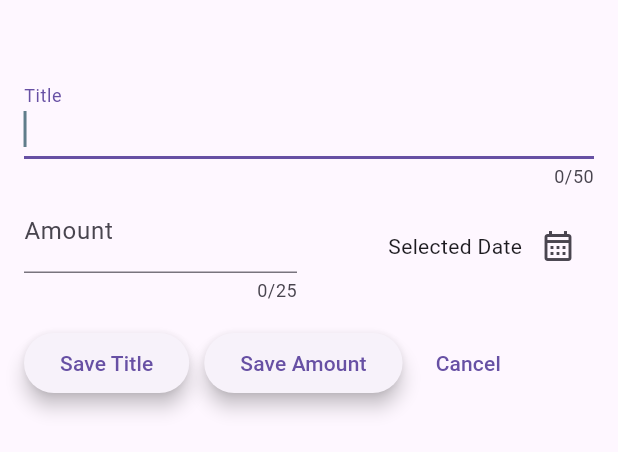
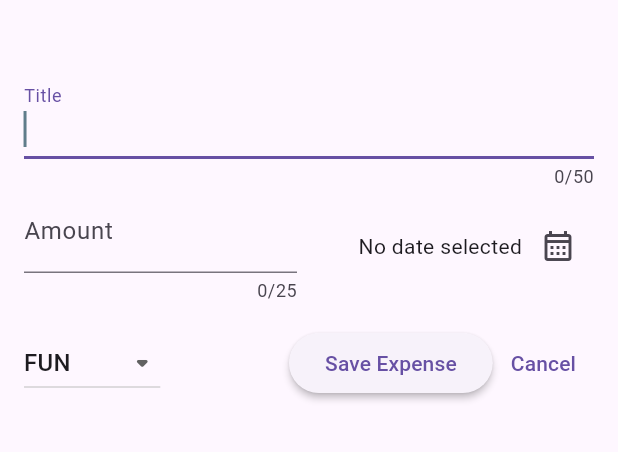
Before and after one commit to GetRighhttt/ExpenseTrackerFlutter, a Flutter app: the NewExpenseWidget widget shown alone on an empty page, opened directly, on a phone screen of 412 x 824 dp. Shown: the top 452 px of the screen. Run offline on Flutter 3.47's test engine with Material 2 defaults, Android fonts, the phone set to English and light mode, and no system bars.

Commit message:
finished adding in date picker, modal, and dropdown menu for the modal bottom sheet.

```diff
--- a/expense_tracker/lib/widgets/new_expense_widget.dart
+++ b/expense_tracker/lib/widgets/new_expense_widget.dart
@@ -1,4 +1,5 @@
 import 'package:flutter/material.dart';
+import 'package:expense_tracker/model/expense.dart';
 
 class NewExpenseWidget extends StatefulWidget {
   const NewExpenseWidget({super.key});
@@ -12,6 +13,12 @@ class _NewExpenseWidgetState extends State<NewExpenseWidget> {
   final _titleController = TextEditingController();
   final _amountController = TextEditingController();
 
+  // date picker selected state variable and is nullable
+  DateTime? _selectedDate;
+
+  // set state for category dropdown
+  Categories _selectedCategory = Categories.fun;
+
   @override
   void dispose() {
     // must tell flutter to delete this widget when no longer needed with this
@@ -21,19 +28,26 @@ class _NewExpenseWidgetState extends State<NewExpenseWidget> {
   }
 
   // method to show the date picker dialog
-  void _openDatePickerDialog() {
+  // async and await method that allows us to wait for the said value
+  void _openDatePickerDialog() async {
     // initial date
     final now = DateTime.now();
 
     // first date
     final firstDate = DateTime(now.year - 2, now.month, now.day, now.hour);
 
-    showDatePicker(
+    // waits for the result
+    final pickedDate = await showDatePicker(
       context: context,
       initialDate: now,
       firstDate: firstDate,
       lastDate: now,
     );
+
+    // setting state with selected date
+    setState(() {
+      _selectedDate = pickedDate;
+    });
   }
 
   @override
@@ -78,7 +92,11 @@ class _NewExpenseWidgetState extends State<NewExpenseWidget> {
                   mainAxisAlignment: MainAxisAlignment.end,
                   crossAxisAlignment: CrossAxisAlignment.center,
                   children: [
-                    const Text('Selected Date'),
+                    Text(
+                      _selectedDate == null
+                          ? 'No date selected'
+                          : formatter.format(_selectedDate!),
+                    ),
                     IconButton(
                       onPressed: _openDatePickerDialog,
                       icon: const Icon(Icons.calendar_month_outlined),
@@ -93,29 +111,39 @@ class _NewExpenseWidgetState extends State<NewExpenseWidget> {
           ),
           Row(
             children: [
+              DropdownButton(
+                elevation: 10,
+                value: _selectedCategory,
+                hint: const Text('category'),
+                icon: const Icon(Icons.arrow_drop_down_rounded),
+                items: Categories.values
+                    .map(
+                      (cateogry) => DropdownMenuItem(
+                        value: cateogry,
+                        child: Text(
+                          cateogry.name.toUpperCase(),
+                        ),
+                      ),
+                    )
+                    .toList(),
+                onChanged: (value) {
+                  if (value == null) {
+                    return;
+                  }
+                  setState(() {
+                    _selectedCategory = value;
+                  });
+                },
+              ),
+              const Spacer(),
               ElevatedButton(
                 style: ButtonStyle(
-                  elevation: MaterialStateProperty.all(5.0),
+                  elevation: MaterialStateProperty.all(2.0),
                 ),
                 onPressed: () {
                   print(_titleController.text);
                 },
-                child: const Text('Save Title'),
-              ),
-              const SizedBox(
-                width: 10,
-              ),
-              ElevatedButton(
-                style: ButtonStyle(
-                  elevation: MaterialStateProperty.all(5.0),
-                ),
-                onPressed: () {
-                  print(_amountController.text);
-                },
-                child: const Text('Save Amount'),
-              ),
-              const SizedBox(
-                width: 10,
+                child: const Text('Save Expense'),
               ),
               TextButton(
                 onPressed: () {
```
